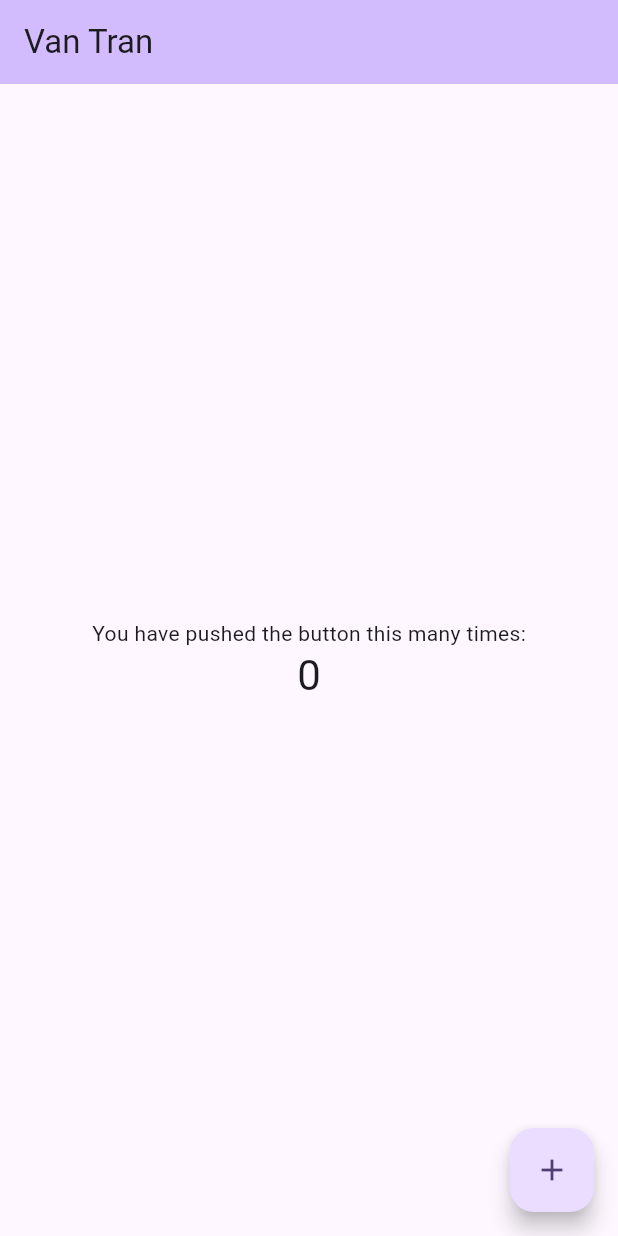
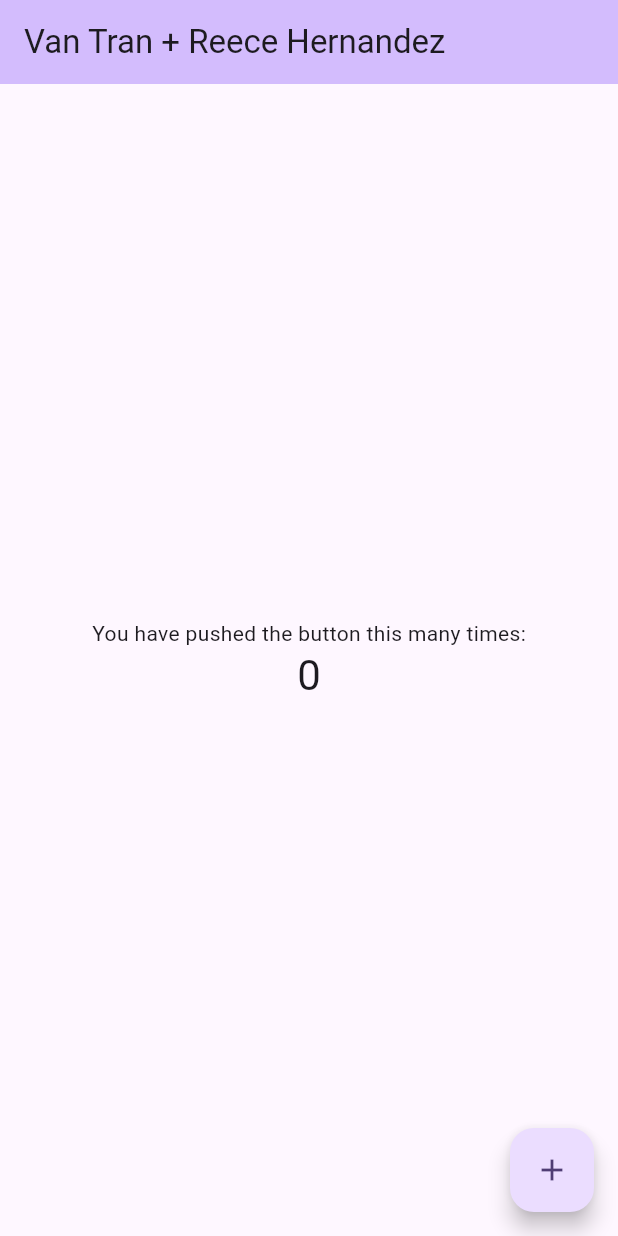
Before and after one commit to tranvanphuchuy/flutter_application_8, a Flutter app: the screen it shows after launch, on a phone screen of 412 x 824 dp. Run offline on Flutter 3.47's test engine with Material 3 defaults, Android fonts, the phone set to English and light mode, and no system bars.

Commit message:
Update main.dart

```diff
--- a/lib/main.dart
+++ b/lib/main.dart
@@ -31,7 +31,7 @@ class MyApp extends StatelessWidget {
         colorScheme: ColorScheme.fromSeed(seedColor: Colors.deepPurple),
         useMaterial3: true,
       ),
-      home: const MyHomePage(title: 'Van Tran'),
+      home: const MyHomePage(title: 'Van Tran + Reece Hernandez'),
     );
   }
 }
```
